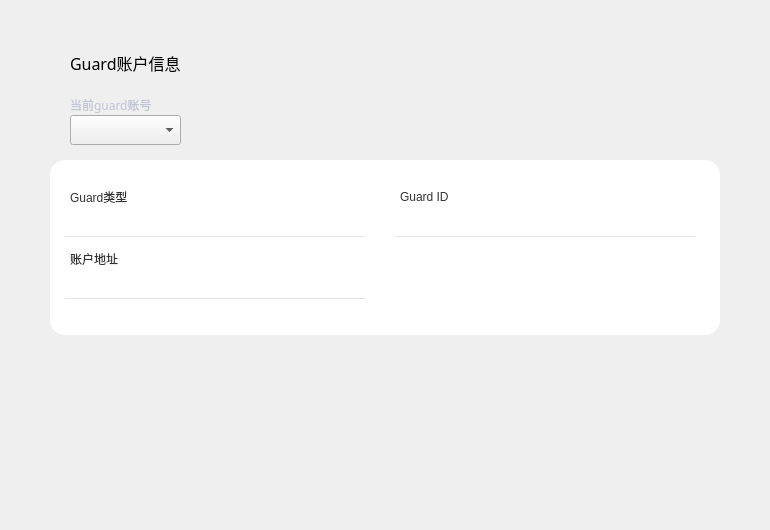
Qt form LNKWallet/guard/GuardAccountPage.ui (HcashOrg/hx-indicator) before a commit.
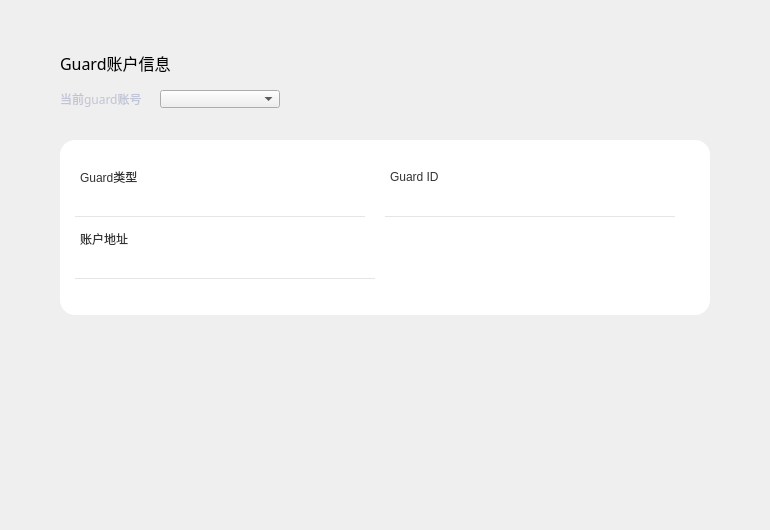
The same form after that commit.

The edit to the form file:
```diff
--- a/LNKWallet/guard/GuardAccountPage.ui
+++ b/LNKWallet/guard/GuardAccountPage.ui
@@ -16,7 +16,7 @@
   <widget class="QLabel" name="title_label">
    <property name="geometry">
     <rect>
-     <x>70</x>
+     <x>60</x>
      <y>50</y>
      <width>200</width>
      <height>26</height>
@@ -41,10 +41,10 @@
   <widget class="QLabel" name="label">
    <property name="geometry">
     <rect>
-     <x>70</x>
-     <y>95</y>
+     <x>60</x>
+     <y>90</y>
      <width>100</width>
-     <height>20</height>
+     <height>18</height>
     </rect>
    </property>
    <property name="font">
@@ -65,10 +65,10 @@
   <widget class="QComboBox" name="accountComboBox">
    <property name="geometry">
     <rect>
-     <x>70</x>
-     <y>115</y>
-     <width>111</width>
-     <height>30</height>
+     <x>160</x>
+     <y>90</y>
+     <width>120</width>
+     <height>18</height>
     </rect>
    </property>
    <property name="font">
@@ -88,9 +88,9 @@
   <widget class="QLabel" name="label_back">
    <property name="geometry">
     <rect>
-     <x>50</x>
-     <y>160</y>
-     <width>670</width>
+     <x>60</x>
+     <y>140</y>
+     <width>650</width>
      <height>175</height>
     </rect>
    </property>
@@ -105,8 +105,8 @@
   <widget class="QLabel" name="label_2">
    <property name="geometry">
     <rect>
-     <x>70</x>
-     <y>187</y>
+     <x>80</x>
+     <y>167</y>
      <width>120</width>
      <height>20</height>
     </rect>
@@ -121,9 +121,9 @@
   <widget class="QLabel" name="guardTypeLabel">
    <property name="geometry">
     <rect>
-     <x>65</x>
-     <y>217</y>
-     <width>300</width>
+     <x>75</x>
+     <y>197</y>
+     <width>290</width>
      <height>20</height>
     </rect>
    </property>
@@ -140,8 +140,8 @@
   <widget class="QLabel" name="label_4">
    <property name="geometry">
     <rect>
-     <x>400</x>
-     <y>187</y>
+     <x>390</x>
+     <y>167</y>
      <width>120</width>
      <height>20</height>
     </rect>
@@ -156,9 +156,9 @@
   <widget class="QLabel" name="guardIdLabel">
    <property name="geometry">
     <rect>
-     <x>395</x>
-     <y>217</y>
-     <width>300</width>
+     <x>385</x>
+     <y>197</y>
+     <width>290</width>
      <height>20</height>
     </rect>
    </property>
@@ -175,8 +175,8 @@
   <widget class="QLabel" name="label_6">
    <property name="geometry">
     <rect>
-     <x>70</x>
-     <y>249</y>
+     <x>80</x>
+     <y>229</y>
      <width>120</width>
      <height>20</height>
     </rect>
@@ -191,8 +191,8 @@
   <widget class="QLabel" name="addressLabel">
    <property name="geometry">
     <rect>
-     <x>65</x>
-     <y>279</y>
+     <x>75</x>
+     <y>259</y>
      <width>300</width>
      <height>20</height>
     </rect>
@@ -210,8 +210,8 @@
   <widget class="QLabel" name="guardLabel">
    <property name="geometry">
     <rect>
-     <x>190</x>
-     <y>124</y>
+     <x>290</x>
+     <y>93</y>
      <width>12</width>
      <height>12</height>
     </rect>
```
